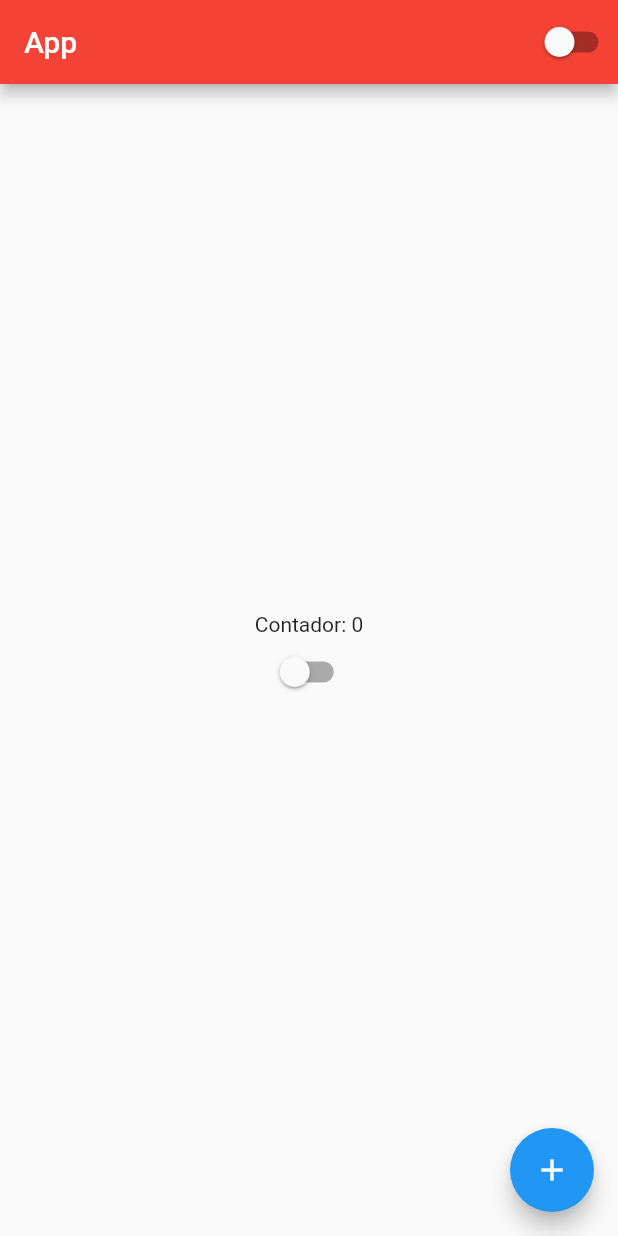
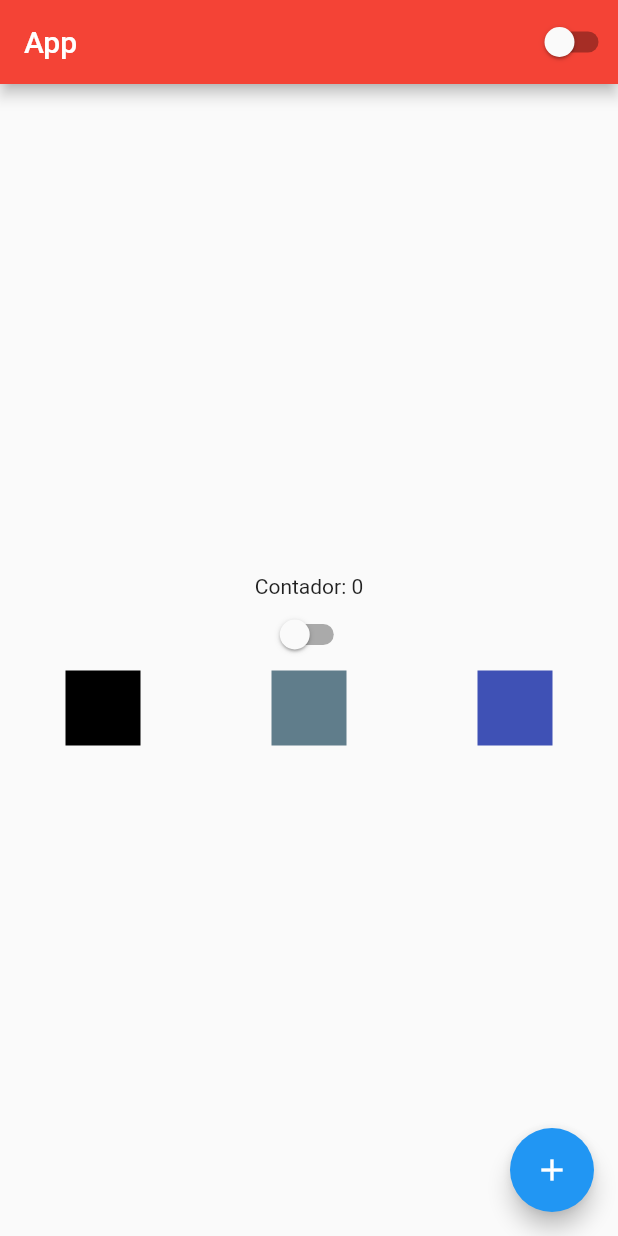
Before and after one commit to pedroPolonea/poc-flutter, a Flutter app: the screen it shows after launch, on a phone screen of 412 x 824 dp. Run offline on Flutter 3.47's test engine with Material 2 defaults, Android fonts, the phone set to English and light mode, and no system bars.

Commit message:
Introduçao render row

```diff
--- a/ola_mundo/lib/home_page.dart
+++ b/ola_mundo/lib/home_page.dart
@@ -29,6 +29,27 @@ class HomePageState extends State<HomePage>{
             children: [
               Text('Contador: $cont'),
               CustomSwitch(),
+              Row(
+                mainAxisAlignment: MainAxisAlignment.spaceAround,
+                crossAxisAlignment: CrossAxisAlignment.center,
+                children: [
+                  Container(
+                    width: 50,
+                    height: 50,
+                    color: Colors.black,
+                  ),
+                  Container(
+                    width: 50,
+                    height: 50,
+                    color: Colors.blueGrey,
+                  ),
+                  Container(
+                    width: 50,
+                    height: 50,
+                    color: Colors.indigo,
+                  ),
+                ],
+              )
             ],
           ),
       ),
```
